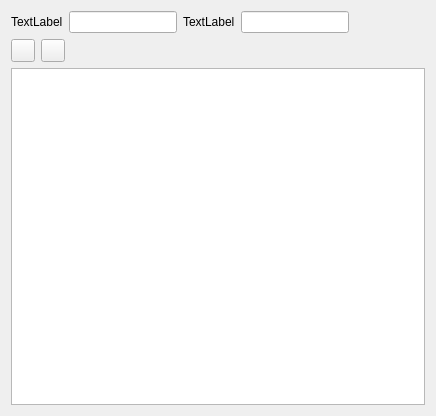
Old version of the form src/editwidget.ui in the repository jablonkai/QDictionary.
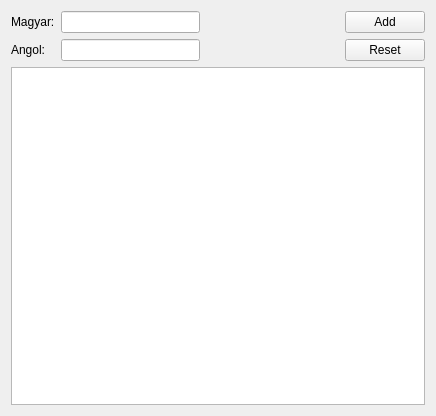
New version of the form. Icons and pictures are not drawn.

What changed in the file:
```diff
--- a/src/editwidget.ui
+++ b/src/editwidget.ui
@@ -14,28 +14,48 @@
   </property>
   <layout class="QVBoxLayout" >
    <item>
-    <layout class="QHBoxLayout" >
-     <item>
-      <widget class="QLabel" name="oLang" >
+    <layout class="QGridLayout" >
+     <item row="0" column="0" >
+      <widget class="QLabel" name="label1" >
        <property name="text" >
-        <string>TextLabel</string>
+        <string>Magyar:</string>
        </property>
       </widget>
      </item>
-     <item>
+     <item row="0" column="1" >
       <widget class="QLineEdit" name="lineEdit1" />
      </item>
-     <item>
-      <widget class="QLabel" name="tLang" >
+     <item row="0" column="2" >
+      <spacer>
+       <property name="orientation" >
+        <enum>Qt::Horizontal</enum>
+       </property>
+       <property name="sizeHint" >
+        <size>
+         <width>40</width>
+         <height>20</height>
+        </size>
+       </property>
+      </spacer>
+     </item>
+     <item row="0" column="3" >
+      <widget class="QPushButton" name="addButton" >
        <property name="text" >
-        <string>TextLabel</string>
+        <string>Add</string>
        </property>
       </widget>
      </item>
-     <item>
+     <item row="1" column="0" >
+      <widget class="QLabel" name="label2" >
+       <property name="text" >
+        <string>Angol:</string>
+       </property>
+      </widget>
+     </item>
+     <item row="1" column="1" >
       <widget class="QLineEdit" name="lineEdit2" />
      </item>
-     <item>
+     <item row="1" column="2" >
       <spacer>
        <property name="orientation" >
         <enum>Qt::Horizontal</enum>
@@ -48,43 +68,16 @@
        </property>
       </spacer>
      </item>
-    </layout>
-   </item>
-   <item>
-    <layout class="QHBoxLayout" >
-     <item>
-      <widget class="QToolButton" name="resetButton" >
+     <item row="1" column="3" >
+      <widget class="QPushButton" name="resetButton" >
        <property name="text" >
-        <string/>
+        <string>Reset</string>
        </property>
        <property name="icon" >
         <iconset resource="qdictionary.qrc" >:/new/prefix1/resources/minus.png</iconset>
        </property>
       </widget>
      </item>
-     <item>
-      <widget class="QToolButton" name="addButton" >
-       <property name="text" >
-        <string/>
-       </property>
-       <property name="icon" >
-        <iconset resource="qdictionary.qrc" >:/new/prefix1/resources/plus.png</iconset>
-       </property>
-      </widget>
-     </item>
-     <item>
-      <spacer>
-       <property name="orientation" >
-        <enum>Qt::Horizontal</enum>
-       </property>
-       <property name="sizeHint" >
-        <size>
-         <width>40</width>
-         <height>20</height>
-        </size>
-       </property>
-      </spacer>
-     </item>
     </layout>
    </item>
    <item>
@@ -98,9 +91,6 @@
      <property name="sortingEnabled" >
       <bool>true</bool>
      </property>
-     <property name="cornerButtonEnabled" >
-      <bool>false</bool>
-     </property>
     </widget>
    </item>
   </layout>
```
Left out of the diff: 12 changed lines with no effect on the pictures.
